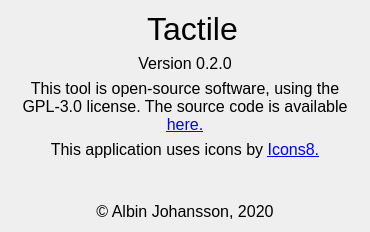
albin-johansson/tactile, file src/gui/dialog/about/about_dialog.ui: the form before one commit.
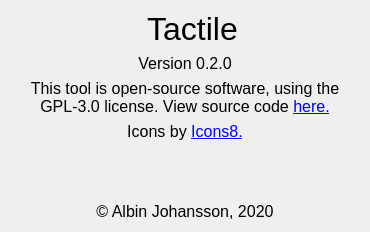
The form after the commit. Icons and pictures are not drawn.

Commit message: Experiment with new icon style

The edit to the form file:
```diff
--- a/src/gui/dialog/about/about_dialog.ui
+++ b/src/gui/dialog/about/about_dialog.ui
@@ -124,7 +124,7 @@
       </font>
      </property>
      <property name="text">
-      <string>&lt;html&gt;&lt;head/&gt;&lt;body&gt;&lt;p&gt;This tool is open-source software, using the GPL-3.0 license. The source code is available &lt;a href=&quot;https://github.com/albin-johansson/Tactile&quot;&gt;&lt;span style=&quot; text-decoration: underline; color:#0000ff;&quot;&gt;here.&lt;/span&gt;&lt;/a&gt;&lt;/p&gt;&lt;/body&gt;&lt;/html&gt;</string>
+      <string>&lt;html&gt;&lt;head/&gt;&lt;body&gt;&lt;p&gt;This tool is open-source software, using the GPL-3.0 license. View source code &lt;a href=&quot;https://github.com/albin-johansson/Tactile&quot;&gt;&lt;span style=&quot; text-decoration: underline; color:#0000ff;&quot;&gt;here.&lt;/span&gt;&lt;/a&gt;&lt;/p&gt;&lt;/body&gt;&lt;/html&gt;</string>
      </property>
      <property name="alignment">
       <set>Qt::AlignCenter</set>
@@ -140,7 +140,7 @@
    <item>
     <widget class="QLabel" name="icons8Label">
      <property name="text">
-      <string>&lt;html&gt;&lt;head/&gt;&lt;body&gt;&lt;p&gt;This application uses icons by &lt;a href=&quot;https://icons8.com/&quot;&gt;&lt;span style=&quot; text-decoration: underline; color:#0000ff;&quot;&gt;Icons8.&lt;/span&gt;&lt;/a&gt;&lt;/p&gt;&lt;/body&gt;&lt;/html&gt;</string>
+      <string>&lt;html&gt;&lt;head/&gt;&lt;body&gt;&lt;p&gt;Icons by &lt;a href=&quot;https://icons8.com/&quot;&gt;&lt;span style=&quot; text-decoration: underline; color:#0000ff;&quot;&gt;Icons8.&lt;/span&gt;&lt;/a&gt;&lt;/p&gt;&lt;/body&gt;&lt;/html&gt;</string>
      </property>
      <property name="alignment">
       <set>Qt::AlignCenter</set>
```
The commit also changes 5 other files.
